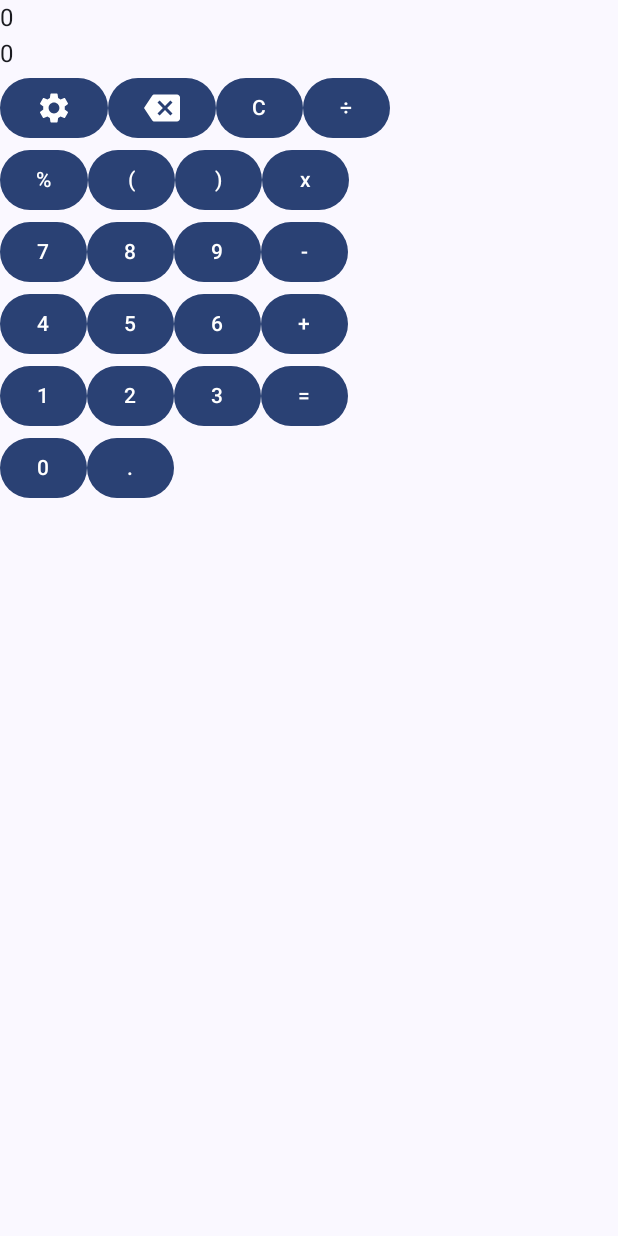
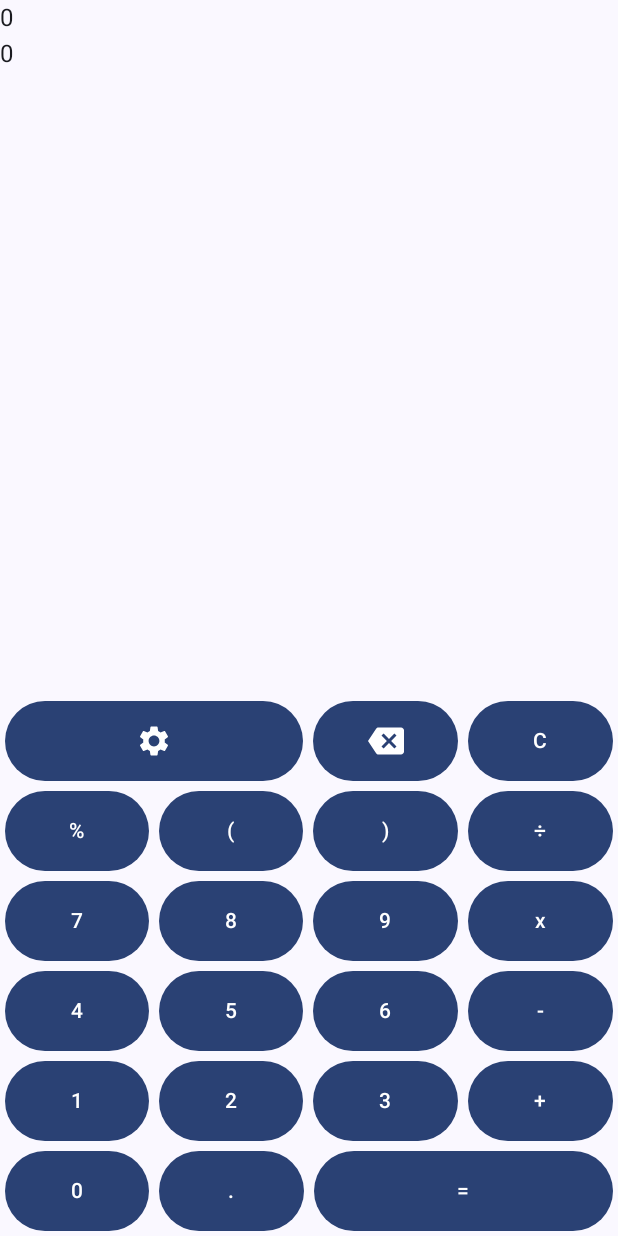
Before and after one commit to CaolanCode/Calculator-Android, an Android app built with Jetpack Compose: the screen it shows after launch (MainActivity), on a phone screen of 412 x 824 dp. Run offline under Robolectric (Android 15) with nearby library versions, the phone set to English and light mode, and no system bars.

Commit message:
add dimen resource file and format buttons

```diff
--- a/app/src/main/java/com/caolancode/calculator/view/CalculatorButton.kt
+++ b/app/src/main/java/com/caolancode/calculator/view/CalculatorButton.kt
@@ -1,16 +1,31 @@
 package com.caolancode.calculator.view
 
+import androidx.compose.foundation.layout.height
+import androidx.compose.foundation.layout.padding
 import androidx.compose.material3.Button
 import androidx.compose.material3.Text
 import androidx.compose.runtime.Composable
+import androidx.compose.ui.Modifier
+import androidx.compose.ui.graphics.Color
+import androidx.compose.ui.res.dimensionResource
+import androidx.compose.ui.unit.dp
+import com.caolancode.calculator.R
 
 @Composable
-fun CalculatorButton(content: String) {
+fun CalculatorButton(
+    content: String,
+    modifier: Modifier) {
     Button(
+        modifier = modifier
+            .height(dimensionResource(id = R.dimen.button_height))
+            .padding(dimensionResource(id = R.dimen.button_padding)),
         onClick = {
 
         }
     ) {
-      Text(text = content)
+      Text(
+          text = content,
+          color = Color.White
+      )
     }
 }
--- a/app/src/main/java/com/caolancode/calculator/view/DeleteButton.kt
+++ b/app/src/main/java/com/caolancode/calculator/view/DeleteButton.kt
@@ -1,15 +1,28 @@
 package com.caolancode.calculator.view
 
+import androidx.compose.foundation.background
+import androidx.compose.foundation.layout.Box
+import androidx.compose.foundation.layout.height
+import androidx.compose.foundation.layout.padding
 import androidx.compose.material3.Button
 import androidx.compose.material3.Icon
 import androidx.compose.runtime.Composable
+import androidx.compose.ui.Modifier
+import androidx.compose.ui.graphics.Color
+import androidx.compose.ui.res.dimensionResource
 import androidx.compose.ui.res.painterResource
 import androidx.compose.ui.res.stringResource
+import androidx.compose.ui.unit.dp
 import com.caolancode.calculator.R
 
 @Composable
-fun DeleteButton() {
+fun DeleteButton(
+    modifier: Modifier
+) {
     Button(
+        modifier = modifier
+            .height(dimensionResource(id = R.dimen.button_height))
+            .padding(dimensionResource(id = R.dimen.button_padding)),
         onClick = {
 
         }
--- a/app/src/main/java/com/caolancode/calculator/view/NumberPanel.kt
+++ b/app/src/main/java/com/caolancode/calculator/view/NumberPanel.kt
@@ -1,53 +1,157 @@
 package com.caolancode.calculator.view
 
+import androidx.compose.foundation.background
+import androidx.compose.foundation.layout.Arrangement
 import androidx.compose.foundation.layout.Column
 import androidx.compose.foundation.layout.Row
+import androidx.compose.foundation.layout.aspectRatio
+import androidx.compose.foundation.layout.fillMaxHeight
+import androidx.compose.foundation.layout.fillMaxSize
+import androidx.compose.foundation.layout.fillMaxWidth
+import androidx.compose.foundation.layout.height
+import androidx.compose.foundation.layout.width
 import androidx.compose.material.icons.Icons
 import androidx.compose.material.icons.filled.Settings
 import androidx.compose.material3.Button
 import androidx.compose.material3.Icon
 import androidx.compose.runtime.Composable
+import androidx.compose.ui.Modifier
+import androidx.compose.ui.graphics.Color
+import androidx.compose.ui.res.colorResource
 import androidx.compose.ui.res.painterResource
 import androidx.compose.ui.res.stringResource
+import androidx.compose.ui.unit.dp
 import com.caolancode.calculator.R
 import com.caolancode.calculator.view.CalculatorButton
 
 @Composable
 fun NumberPanel() {
-    Column {
+    Column(
+        modifier = Modifier
+            .fillMaxWidth()
+            .fillMaxHeight()
+            .height(400.dp),
+        verticalArrangement = Arrangement.Bottom
+    ) {
         Row {
-            SettingButton()
-            DeleteButton()
-            CalculatorButton(content = "C")
-            CalculatorButton(content = "÷")
+            SettingButton(
+                modifier = Modifier
+                    .weight(2f)
+            )
+            DeleteButton(
+                modifier = Modifier
+                    .weight(1f)
+            )
+            CalculatorButton(
+                content = "C",
+                modifier = Modifier
+                    .weight(1f)
+            )
         }
         Row {
-            CalculatorButton(content = "%")
-            CalculatorButton(content = "(")
-            CalculatorButton(content = ")")
-            CalculatorButton(content = "x")
+            CalculatorButton(
+                content = "%",
+                modifier = Modifier
+                    .weight(1f)
+            )
+            CalculatorButton(
+                content = "(",
+                modifier = Modifier
+                    .weight(1f)
+            )
+            CalculatorButton(
+                content = ")",
+                modifier = Modifier
+                    .weight(1f)
+            )
+            CalculatorButton(
+                content = "÷",
+                modifier = Modifier
+                    .weight(1f)
+            )
         }
         Row {
-            CalculatorButton(content = "7")
-            CalculatorButton(content = "8")
-            CalculatorButton(content = "9")
-            CalculatorButton(content = "-")
+            CalculatorButton(
+                content = "7",
+                modifier = Modifier
+                    .weight(1f)
+            )
+            CalculatorButton(
+                content = "8",
+                modifier = Modifier
+                    .weight(1f)
+            )
+            CalculatorButton(
+                content = "9",
+                modifier = Modifier
+                    .weight(1f)
+            )
+            CalculatorButton(
+                content = "x",
+                modifier = Modifier
+                    .weight(1f)
+            )
         }
         Row {
-            CalculatorButton(content = "4")
-            CalculatorButton(content = "5")
-            CalculatorButton(content = "6")
-            CalculatorButton(content = "+")
+            CalculatorButton(
+                content = "4",
+                modifier = Modifier
+                    .weight(1f)
+            )
+            CalculatorButton(
+                content = "5",
+                modifier = Modifier
+                    .weight(1f)
+            )
+            CalculatorButton(
+                content = "6",
+                modifier = Modifier
+                    .weight(1f)
+            )
+            CalculatorButton(
+                content = "-",
+                modifier = Modifier
+                    .weight(1f)
+            )
         }
         Row {
-            CalculatorButton(content = "1")
-            CalculatorButton(content = "2")
-            CalculatorButton(content = "3")
-            CalculatorButton(content = "=")
+            CalculatorButton(
+                content = "1",
+                modifier = Modifier
+                    .weight(1f)
+            )
+            CalculatorButton(
+                content = "2",
+                modifier = Modifier
+                    .weight(1f)
+            )
+            CalculatorButton(
+                content = "3",
+                modifier = Modifier
+                    .weight(1f)
+            )
+            CalculatorButton(
+                content = "+",
+                modifier = Modifier
+                    .weight(1f)
+            )
         }
         Row {
-            CalculatorButton(content = "0")
-            CalculatorButton(content = ".")
+            CalculatorButton(
+                content = "0",
+                modifier = Modifier
+                    .weight(1f)
+            )
+            CalculatorButton(
+                content = ".",
+                modifier = Modifier
+                    .weight(1f)
+            )
+            CalculatorButton(
+                content = "=",
+                modifier = Modifier
+                    .weight(2f)
+            )
         }
     }
 }
--- a/app/src/main/java/com/caolancode/calculator/view/SettingButton.kt
+++ b/app/src/main/java/com/caolancode/calculator/view/SettingButton.kt
@@ -1,16 +1,27 @@
 package com.caolancode.calculator.view
 
+import androidx.compose.foundation.background
+import androidx.compose.foundation.layout.Box
+import androidx.compose.foundation.layout.height
+import androidx.compose.foundation.layout.padding
 import androidx.compose.material.icons.Icons
 import androidx.compose.material.icons.filled.Settings
 import androidx.compose.material3.Button
 import androidx.compose.material3.Icon
 import androidx.compose.runtime.Composable
+import androidx.compose.ui.Modifier
+import androidx.compose.ui.graphics.Color
+import androidx.compose.ui.res.dimensionResource
 import androidx.compose.ui.res.stringResource
+import androidx.compose.ui.unit.dp
 import com.caolancode.calculator.R
 
 @Composable
-fun SettingButton() {
+fun SettingButton(modifier: Modifier) {
     Button(
+        modifier = modifier
+            .height(dimensionResource(id = R.dimen.button_height))
+            .padding(dimensionResource(id = R.dimen.button_padding)),
         onClick = {
 
         }
--- a/app/src/main/res/values/colors.xml
+++ b/app/src/main/res/values/colors.xml
@@ -7,4 +7,6 @@
     <color name="teal_700">#FF018786</color>
     <color name="black">#FF000000</color>
     <color name="white">#FFFFFFFF</color>
+    <color name="gray_button">#868184</color>
+    <color name="dark_button">#454545</color>
 </resources>
--- /dev/null
+++ b/app/src/main/res/values/dimen.xml
@@ -0,0 +1,5 @@
+<?xml version="1.0" encoding="utf-8"?>
+<resources>
+    <dimen name="button_height">60dp</dimen>
+    <dimen name="button_padding">3dp</dimen>
+</resources>
```
